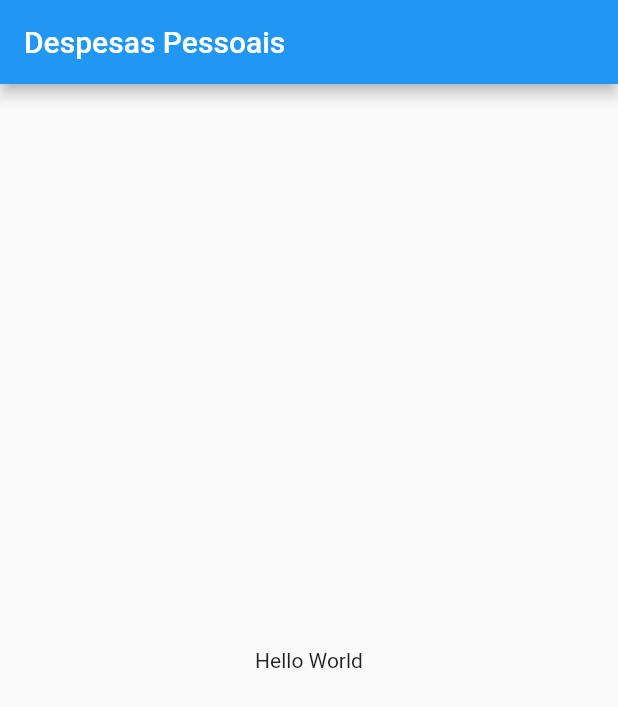
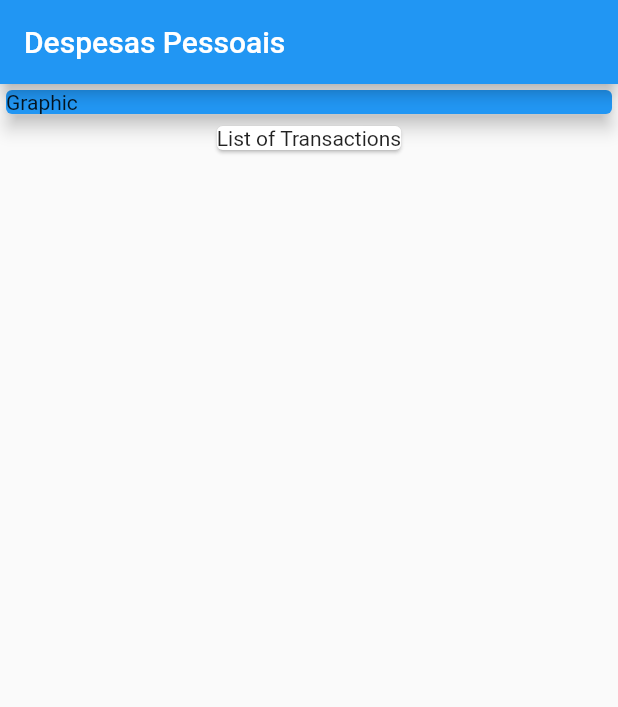
Before and after one commit to felixvicent/gestapp, a Flutter app: the screen it shows after launch, on a phone screen of 412 x 824 dp. Shown: the top 707 px of the screen. Run offline on Flutter 3.47's test engine with Material 2 defaults, Android fonts, the phone set to English and light mode, and no system bars.

Commit message:
Planing widgets

```diff
--- a/lib/main.dart
+++ b/lib/main.dart
@@ -1,4 +1,4 @@
-// ignore_for_file: use_key_in_widget_constructors, prefer_const_constructors
+// ignore_for_file: use_key_in_widget_constructors, prefer_const_constructors, avoid_unnecessary_containers, sized_box_for_whitespace
 
 import 'package:flutter/material.dart';
 
@@ -22,8 +22,20 @@ class HomePage extends StatelessWidget {
       appBar: AppBar(
         title: Text('Despesas Pessoais'),
       ),
-      body: Center(
-        child: Text('Hello World'),
+      body: Column(
+        children: [
+          Container(
+            width: double.infinity,
+            child: Card(
+              color: Colors.blue,
+              child: Text('Graphic'),
+              elevation: 5,
+            ),
+          ),
+          Card(
+            child: Text('List of Transactions'),
+          )
+        ],
       ),
     );
   }
```
